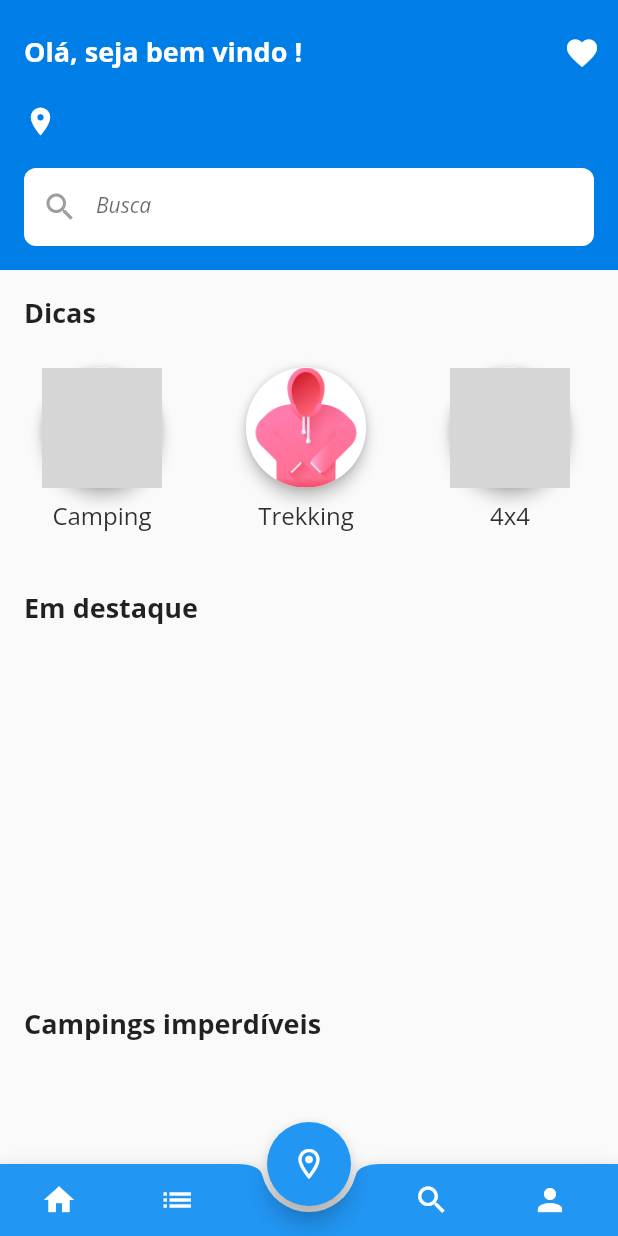
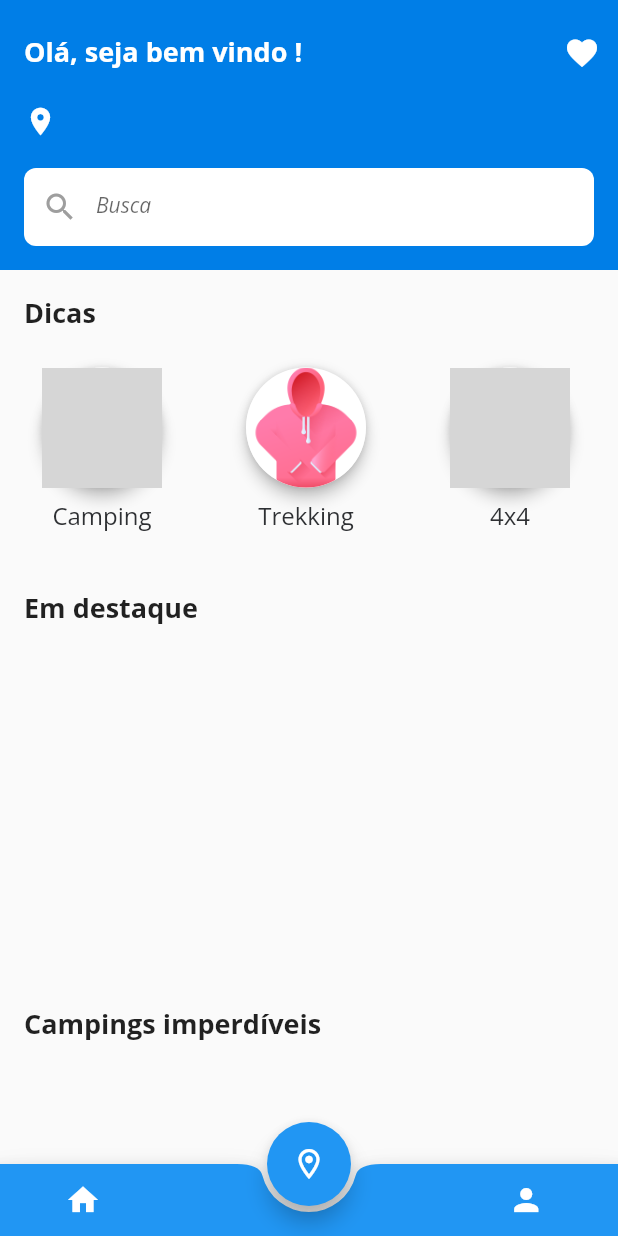
Before and after one commit to lionhofman/camp_finder, a Flutter app: the screen it shows after launch, on a phone screen of 412 x 824 dp. Run offline on Flutter 3.47's test engine with Material 2 defaults, Android fonts, the phone set to English and light mode, and no system bars; drawn by our look-alikes of flutter_typeahead; our stand-ins replace cached_network_image, cloud_firestore, dartz, easy_debounce, firebase_auth, firebase_core and 14 more; missing offline and left inert: dart:ffi, geoflutterfire2; accounts and stored records are empty; project files that could hold a hidden picture were left out; grey boxes are pictures that could not be loaded.

Commit message:
🐛fix: bottom button menu

```diff
--- a/lib/app/ui/global_widgets/bottom_navigation/components/bottom_bar.dart
+++ b/lib/app/ui/global_widgets/bottom_navigation/components/bottom_bar.dart
@@ -30,20 +30,27 @@ class BottomBar extends GetView<RootController> {
                     controller.changePage(PageConstants.BOTTOM_BAR_INDEX_HOME);
                   },
                 ),
-                IconButton(
+                Obx(() {
+                  return Visibility(
+                    visible: controller.authStore.isLoggedIn.value &&
+                        controller.authStore.firstName ==
+                            RootController.LION_NAME,
+                    child: IconButton(
                       icon: const Icon(Icons.list),
                       onPressed: () {
                         controller.changePage(
                             PageConstants.BOTTOM_BAR_INDEX_REGISTER_CAMPING);
                       },
                     ),
+                  );
+                }),
                 const SizedBox(
                   width: 60,
                 ),
-                IconButton(
-                  icon: const Icon(Icons.search_outlined),
-                  onPressed: () {},
-                ),
+                // IconButton(
+                //   icon: const Icon(Icons.search_outlined),
+                //   onPressed: () {},
+                // ),
                 ValueListenableBuilder(
                   valueListenable: controller.isLoadingLogout,
                   builder: (BuildContext context, bool isLoading, _) {
--- a/lib/app/ui/global_widgets/bottom_navigation/controllers/root_controller.dart
+++ b/lib/app/ui/global_widgets/bottom_navigation/controllers/root_controller.dart
@@ -21,6 +21,7 @@ class RootController extends GetxController {
   final RxInt _currentIndex = 0.obs;
   RxBool _isLoggedIn = false.obs;
   LogoutUseCase logoutUseCase;
+  static const String LION_NAME = 'Lion';
 
   RootController(
     this._authStore,
```
Lines whose indentation alone changed are shown as unchanged.
